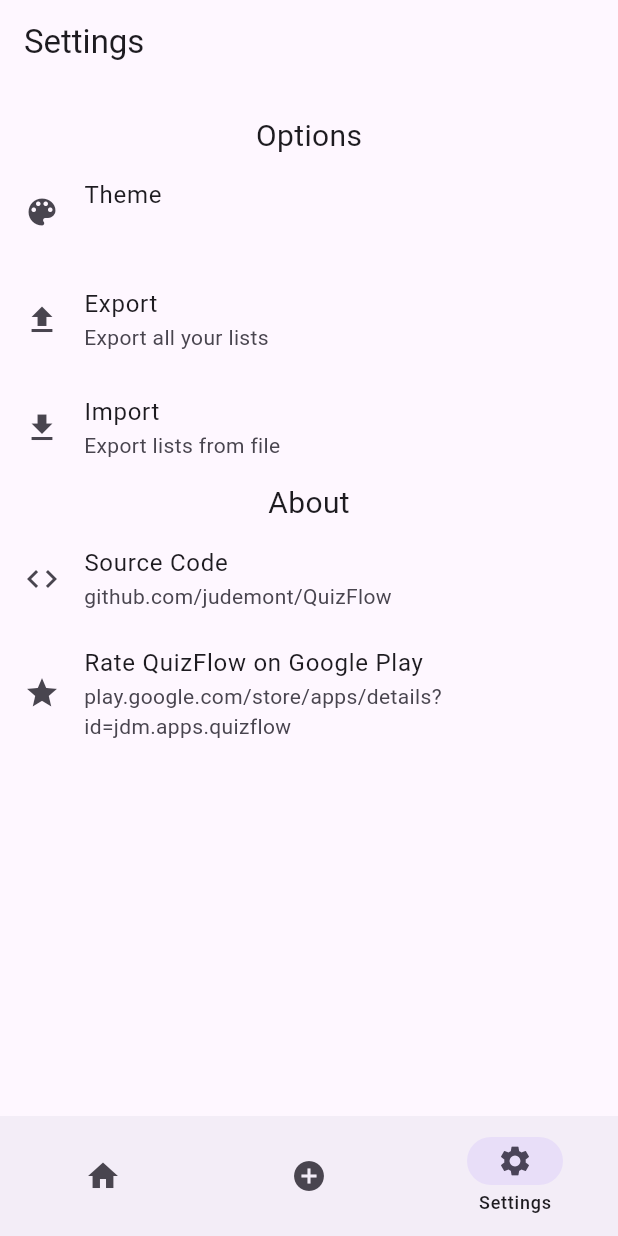
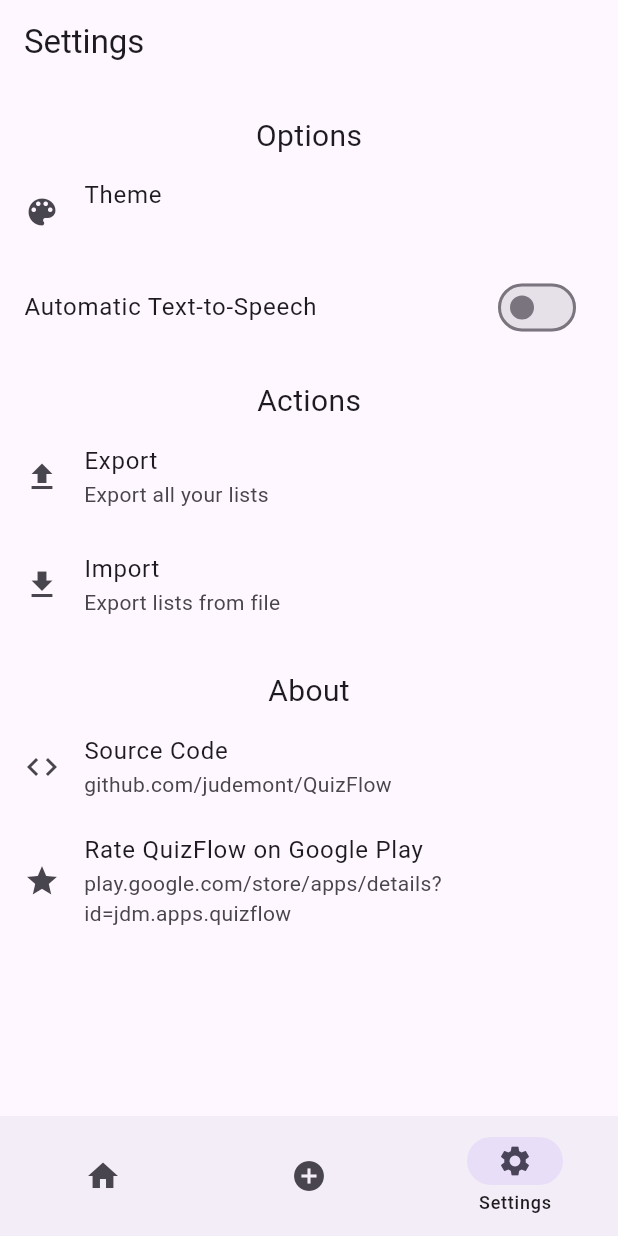
Before and after one commit to judemont/QuizFlow, a Flutter app: the screen it shows after launch, item 3 of the bottom bar chosen, on a phone screen of 412 x 824 dp. Run offline on Flutter 3.47's test engine with Material 3 defaults, Android fonts, the light colour scheme and no system bars; our stand-ins replace flip_card, share_plus, shared_preferences, sqflite, sqflite_common_ffi; missing offline and left inert: file_selector, flutter_archive; accounts and stored records are empty.

Commit message:
feat: Add automatic text-to-speech toggle in settings

```diff
--- a/lib/widgets/settings_page.dart
+++ b/lib/widgets/settings_page.dart
@@ -13,11 +13,13 @@
 
 class _SettingsPageState extends State<SettingsPage> {
   String theme = "";
+  bool autoSpeech = false;
 
   @override
   void initState() {
     SharedPreferences.getInstance().then((prefs) {
       theme = prefs.getString('theme') ?? "system";
+      autoSpeech = prefs.getBool('autoSpeech') ?? false;
     });
 
     super.initState();
@@ -92,6 +94,22 @@
                   });
             },
           ),
+          SwitchListTile(
+              title: const Text("Automatic Text-to-Speech"),
+              value: autoSpeech,
+              onChanged: (value) {
+                SharedPreferences.getInstance().then((prefs) {
+                  prefs.setBool("autoSpeech", false);
+                  setState(() {
+                    autoSpeech = value;
+                  });
+                });
+              }),
+          const SizedBox(height: 20),
+          const Text(
+            "Actions",
+            style: TextStyle(fontSize: 20),
+          ),
           ListTile(
             title: const Text("Export"),
             subtitle: const Text("Export all your lists"),
@@ -114,7 +132,7 @@
               });
             },
           ),
-          const SizedBox(),
+          const SizedBox(height: 20),
           const Text(
             "About",
             style: TextStyle(fontSize: 20),
```
Also changed, not shown: pubspec.lock.
